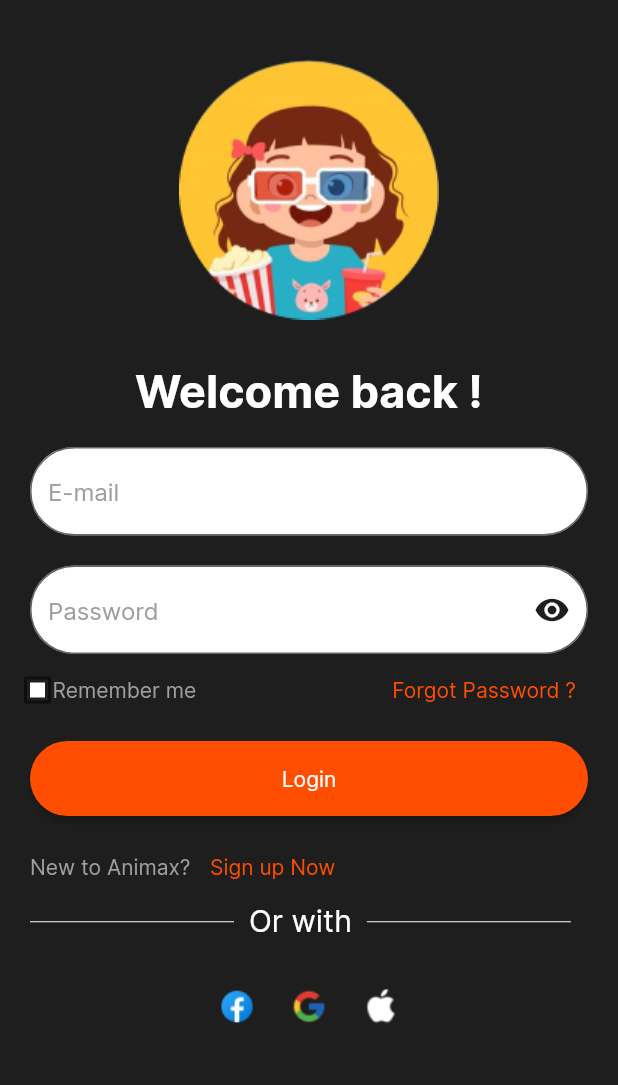
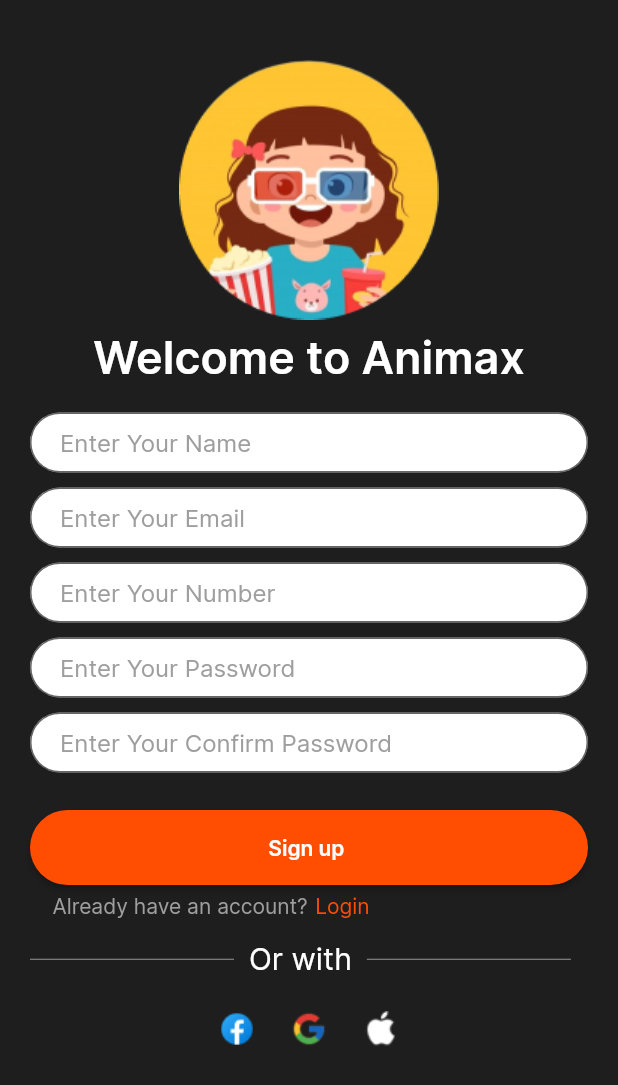
Before and after one commit to MohamedEmad2002/Anime_app, a Flutter app: the screen it shows after launch, after a tap on "Sign up Now", on a phone screen of 412 x 824 dp. Shown: the top 1085 px of the screen. Run offline on Flutter 3.47's test engine with Material 2 defaults, Android fonts, the phone set to English and light mode, and no system bars; our stand-ins replace flutter_svg, shared_preferences.

Commit message:
"finish Login & sign in screen"

```diff
--- a/lib/app/color_app.dart
+++ b/lib/app/color_app.dart
@@ -3,5 +3,5 @@ import 'package:flutter/material.dart';
 class ColorsApp{
   static Color primaryColor = const Color(0xff1E1E1E);
   static Color secondaryColor = const Color(0xffFF4D01);
-  static Color thirdColor = Color.fromARGB(255, 173, 161, 161);
+  static Color thirdColor = const Color(0xff979797);
 }
--- a/lib/main.dart
+++ b/lib/main.dart
@@ -1,3 +1,5 @@
+import 'package:anime/presentation/screens/auth/login_screen.dart';
+import 'package:anime/presentation/screens/auth/sign_up.dart';
 import 'package:anime/presentation/screens/splash_screen.dart';
 import 'package:flutter/material.dart';
 
@@ -12,7 +14,7 @@ class MyApp extends StatelessWidget {
   Widget build(BuildContext context) {
     return MaterialApp(
       theme: ThemeData(),
-      home: const SplashScreen(),
+      home: const LoginScreen(),
     );
   }
 }
--- a/lib/presentation/screens/auth/login_screen.dart
+++ b/lib/presentation/screens/auth/login_screen.dart
@@ -1,6 +1,7 @@
 import 'package:anime/app/color_app.dart';
 import 'package:anime/app/image_app.dart';
 import 'package:anime/app/text_app.dart';
+import 'package:anime/presentation/screens/auth/sign_up.dart';
 import 'package:anime/presentation/screens/auth/tff.dart';
 import 'package:anime/presentation/widgets/check_row.dart';
 import 'package:anime/presentation/widgets/custom_Row.dart';
@@ -33,14 +34,14 @@ class _LoginScreenState extends State<LoginScreen> {
               children: [
                 Image.asset(ImageApp.auth),
                 const SizedBox(
-                  height: 30,
+                  height: 7,
                 ),
                 const Text(
                   TextApp.welcomeback,
                   style: TextStyle(
                       color: Colors.white,
                       fontSize: 30,
-                      fontWeight: FontWeight.bold,
+                      fontWeight: FontWeight.w600,
                       fontFamily: "Inter"),
                 ),
                 const SizedBox(
@@ -73,7 +74,9 @@ class _LoginScreenState extends State<LoginScreen> {
                 const CustomRow(
                   textOne: TextApp.newtoAnimax,
                   textTwo: TextApp.signup,
+                  screen: SignUpScreen(),
                 ),
+                const SizedBox(height: 10,),
                 const CustomDivider(text: TextApp.orwith),
                 const SizedBox(height: 20,),
                 const IconRow()
--- /dev/null
+++ b/lib/presentation/screens/auth/sign_up.dart
@@ -0,0 +1,124 @@
+import 'package:anime/app/color_app.dart';
+import 'package:anime/app/image_app.dart';
+import 'package:anime/app/text_app.dart';
+import 'package:anime/presentation/screens/auth/login_screen.dart';
+import 'package:anime/presentation/screens/auth/tff.dart';
+import 'package:anime/presentation/widgets/custom_Row.dart';
+import 'package:anime/presentation/widgets/custom_button.dart';
+import 'package:anime/presentation/widgets/custom_divider.dart';
+import 'package:anime/presentation/widgets/icon_row.dart';
+import 'package:flutter/material.dart';
+
+class SignUpScreen extends StatefulWidget {
+  const SignUpScreen({super.key});
+
+  @override
+  State<SignUpScreen> createState() => _SignUpScreenState();
+}
+
+class _SignUpScreenState extends State<SignUpScreen> {
+  TextEditingController nameController = TextEditingController();
+  TextEditingController emailController = TextEditingController();
+  TextEditingController numberController = TextEditingController();
+  TextEditingController passwordController = TextEditingController();
+  TextEditingController confirmpasswordController = TextEditingController();
+  @override
+  Widget build(BuildContext context) {
+    return Scaffold(
+      backgroundColor: ColorsApp.primaryColor,
+      body: SafeArea(
+          child: SingleChildScrollView(
+        child: Center(
+          child: Padding(
+            padding: const EdgeInsets.symmetric(horizontal: 20, vertical: 40),
+            child: Column(
+              children: [
+                Image.asset(ImageApp.auth),
+                const SizedBox(
+                  height: 7,
+                ),
+                const Text(
+                  TextApp.welcometoAnimax,
+                  style: TextStyle(
+                      color: Colors.white,
+                      fontSize: 30,
+                      fontWeight: FontWeight.w600,
+                      fontFamily: "Inter"),
+                ),
+                const SizedBox(
+                  height: 19,
+                ),
+                CustomTFF(
+                    hintText: 'Enter Your Name',
+                    kbType: TextInputType.text,
+                    controller: nameController),
+                const SizedBox(
+                  height: 10,
+                ),
+                CustomTFF(
+                    hintText: 'Enter Your Email',
+                    kbType: TextInputType.emailAddress,
+                    controller: emailController),
+                const SizedBox(
+                  height: 10,
+                ),
+                CustomTFF(
+                    hintText: 'Enter Your Number',
+                    kbType: TextInputType.phone,
+                    controller: numberController),
+                const SizedBox(
+                  height: 10,
+                ),
+                CustomTFF(
+                    hintText: 'Enter Your Password',
+                    kbType: TextInputType.visiblePassword,
+                    controller: passwordController),
+                const SizedBox(
+                  height: 10,
+                ),
+                CustomTFF(
+                    hintText: 'Enter Your Confirm Password',
+                    kbType: TextInputType.visiblePassword,
+                    controller: confirmpasswordController),
+                const SizedBox(
+                  height: 25,
+                ),
+                SizedBox(
+                  width: double.infinity,
+                  height: 50,
+                  child: MaterialButton(
+                    onPressed: () {},
+                    color: ColorsApp.secondaryColor,
+                    shape: RoundedRectangleBorder(
+                        borderRadius: BorderRadius.circular(70)),
+                    child: const Text(
+                      TextApp.signupnow,
+                      style: TextStyle(
+                          color: Colors.white,
+                          fontFamily: "Inter",
+                          fontSize: 14,
+                          fontWeight: FontWeight.w600),
+                    ),
+                  ),
+                ),
+                const SizedBox(height: 5,),
+                const CustomRow(
+                  textOne: TextApp.alreadyhaveanaccount,
+                  textTwo: TextApp.login,
+                  screen: LoginScreen(),
+                ),
+                const SizedBox(height: 15,),
+                const CustomDivider(
+                  text: TextApp.orwith,
+
+                ),
+                const SizedBox(height: 10,),
+                const IconRow()
+              ],
+            ),
+          ),
+        ),
+      )),
+    );
+  }
+}
--- a/lib/presentation/screens/auth/tff.dart
+++ b/lib/presentation/screens/auth/tff.dart
@@ -1,12 +1,11 @@
 import 'package:anime/app/color_app.dart';
 import 'package:flutter/material.dart';
-
 
 class CustomTFF extends StatelessWidget {
   final String hintText;
   final TextInputType kbType;
   final TextEditingController controller;
-  final Icon?  suffixIcon;
+  final Icon? suffixIcon;
   const CustomTFF({
     Key? key,
     this.suffixIcon,
@@ -17,7 +16,9 @@ class CustomTFF extends StatelessWidget {
 
   @override
   Widget build(BuildContext context) {
-    return TextFormField(
+    return SizedBox(
+      height: 40,
+      child: TextFormField(
         decoration: InputDecoration(
           suffixIcon: suffixIcon,
           fillColor: Colors.white,
@@ -38,7 +39,9 @@ class CustomTFF extends StatelessWidget {
               borderRadius: BorderRadius.all(Radius.circular(70)),
               borderSide: BorderSide(color: Colors.grey)),
           hintText: hintText,
-        hintStyle: const TextStyle(color: Colors.grey,fontFamily: "Inter"),
+          contentPadding: const EdgeInsets.symmetric(horizontal: 20),
+          hintStyle: const TextStyle(color: Colors.grey, fontFamily: "Inter"),
+        ),
       ),
     );
   }
--- a/lib/presentation/widgets/custom_Row.dart
+++ b/lib/presentation/widgets/custom_Row.dart
@@ -4,17 +4,19 @@ import 'package:flutter/material.dart';
 class CustomRow extends StatelessWidget {
   final String textOne;
   final String textTwo;
+  final Widget screen;
 
-
-  const CustomRow({
-    super.key,
+  const CustomRow(
+      {super.key,
       required this.textOne,
-    required this.textTwo
-    });
+      required this.textTwo,
+      required this.screen});
 
   @override
   Widget build(BuildContext context) {
-    return Row(
+    return Padding(
+      padding: const EdgeInsets.only(left: 15),
+      child: Row(
         children: [
           Text(
             textOne,
@@ -23,15 +25,20 @@ class CustomRow extends StatelessWidget {
           const SizedBox(
             width: 5,
           ),
-        TextButton(
-          onPressed: () {},
+          GestureDetector(
+            onTap: () {
+              Navigator.push(context, MaterialPageRoute(builder: (context) {
+                return screen;
+              }));
+            },
             child: Text(
               textTwo,
-            style:
-                TextStyle(color: ColorsApp.secondaryColor, fontFamily: "Inter"),
+              style: TextStyle(
+                  color: ColorsApp.secondaryColor, fontFamily: "Inter"),
             ),
           )
         ],
+      ),
     );
   }
 }
--- a/lib/presentation/widgets/custom_divider.dart
+++ b/lib/presentation/widgets/custom_divider.dart
@@ -1,3 +1,4 @@
+import 'package:anime/app/color_app.dart';
 import 'package:flutter/material.dart';
 
 class CustomDivider extends StatelessWidget {
@@ -8,11 +9,11 @@ class CustomDivider extends StatelessWidget {
   Widget build(BuildContext context) {
     return Row(
       children: [
-        const SizedBox(
+        SizedBox(
           width: 136,
           child: Divider(
             height: 25,
-            color: Colors.white,
+            color: ColorsApp.thirdColor,
           ),
         ),
         const SizedBox(
@@ -26,11 +27,11 @@ class CustomDivider extends StatelessWidget {
         const SizedBox(
           width: 10,
         ),
-        const SizedBox(
+        SizedBox(
           width: 136,
           child: Divider(
             height: 25,
-            color: Colors.white,
+            color: ColorsApp.thirdColor,
           ),
         ),
       ],
```
Lines whose indentation alone changed are shown as unchanged.
